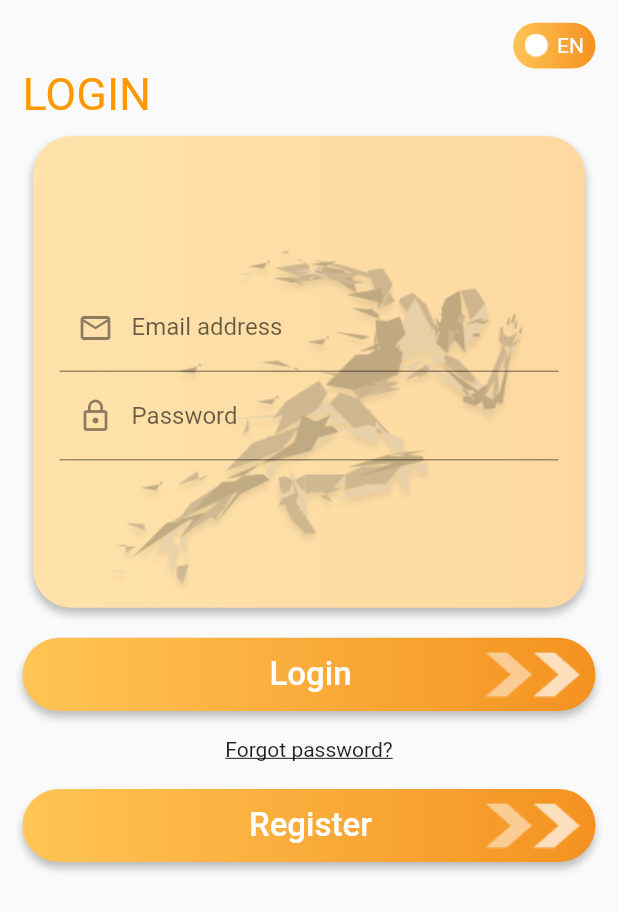
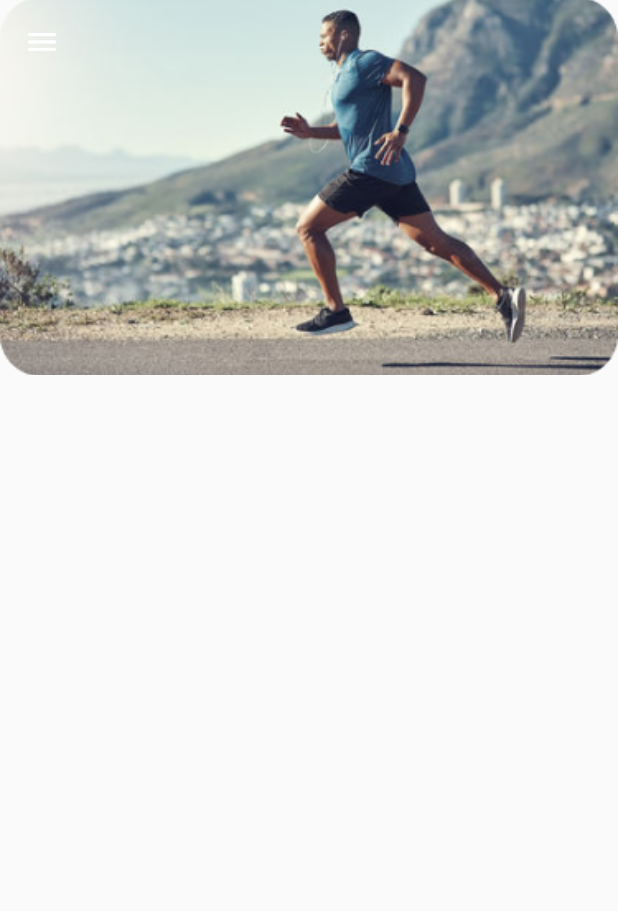
Before and after one commit to xnphu/Flutter, a Flutter app: the screen it shows after launch, after a tap on "Login", on a phone screen of 412 x 824 dp. Shown: the top 911 px of the screen. Run offline on Flutter 3.47's test engine with Material 2 defaults, Android fonts, the phone set to English and light mode, and no system bars; our stand-ins replace dio, flutter_datetime_picker.

Commit message:
add home page ui

```diff
--- /dev/null
+++ b/flutter_trip_challenger/lib/home.dart
@@ -0,0 +1,185 @@
+import 'package:flutter/cupertino.dart';
+import 'package:flutter/material.dart';
+import 'package:flutter/rendering.dart';
+import 'package:flutter_trip_challenger/utils/hex_color.dart';
+import 'package:flutter_trip_challenger/utils/support_device.dart';
+
+class HomePage extends StatefulWidget {
+  HomePage({Key key, this.title}) : super(key: key);
+
+  final String title;
+
+  @override
+  _HomePageState createState() => _HomePageState();
+}
+
+class _HomePageState extends State<HomePage> {
+//  var scaffoldKey = GlobalKey<ScaffoldState>();
+
+  @override
+  Widget build(BuildContext context) {
+    return Scaffold(
+//      key: scaffoldKey,
+//      appBar: AppBar(
+//      ),
+      drawer: Drawer(
+        child: Container(
+          decoration: BoxDecoration(
+            gradient: LinearGradient(
+                begin: Alignment.centerLeft,
+                end: Alignment.centerRight,
+                colors: [ HexColor('#FFFFFF'), HexColor('#FFF3E2')]),
+            borderRadius: BorderRadius.circular(25),
+          ),
+          child: ListView(
+            children: <Widget>[
+              DrawerHeader(
+                child: Column(
+                  mainAxisAlignment: MainAxisAlignment.spaceBetween,
+                  children: <Widget>[
+                    Row(
+                      mainAxisAlignment: MainAxisAlignment.end,
+                      children: <Widget>[
+                        IconButton(
+                            icon: Image.asset('assets/images/edit-icon.png'),
+                            onPressed: null),
+                      ],
+                    ),
+                    Column(
+                      children: <Widget>[
+                        Row(
+                          children: <Widget>[
+                            Container(
+                              color: Colors.orange,
+                              width: 5,
+                              height: 19,
+                            ),
+                            SizedBox(width: 5),
+                            Text(
+                              'John Ferguson',
+                              style: TextStyle(
+                                color: Colors.white,
+                                fontWeight: FontWeight.bold,
+                                fontSize: 23,
+                                fontStyle: FontStyle.normal,
+                              ),
+                            )
+                          ],
+                        ),
+                        Row(
+                          mainAxisAlignment: MainAxisAlignment.start,
+                          children: <Widget>[
+                            Row(
+                              children: <Widget>[
+                                IconButton(
+                                    icon: Image.asset(
+                                        'assets/images/male-gender.png'),
+                                    onPressed: null),
+                                Text('24',
+                                    style: TextStyle(
+                                      color: Colors.white,
+                                      fontWeight: FontWeight.normal,
+                                      fontSize: 12,
+                                      fontStyle: FontStyle.normal,
+                                    )),
+                              ],
+                            ),
+                            SizedBox(width: 50),
+                            Text('69kg',
+                                style: TextStyle(
+                                  color: Colors.white,
+                                  fontWeight: FontWeight.normal,
+                                  fontSize: 12,
+                                  fontStyle: FontStyle.normal,
+                                )),
+                            SizedBox(width: 50),
+                            Text('175cm',
+                                style: TextStyle(
+                                  color: Colors.white,
+                                  fontWeight: FontWeight.normal,
+                                  fontSize: 12,
+                                  fontStyle: FontStyle.normal,
+                                )),
+                          ],
+                        ),
+                      ],
+                    )
+                  ],
+                ),
+                decoration: BoxDecoration(
+                    image: DecorationImage(
+                        image: AssetImage('assets/images/avatar-user.png'),
+                        fit: BoxFit.cover),
+                    borderRadius: BorderRadius.only(
+                        bottomLeft: Radius.circular(25),
+                        bottomRight: Radius.circular(25))),
+              ),
+              rowDrawer(imagePath: 'assets/images/training-icon.png', title: 'Training'),
+              rowDrawer(imagePath: 'assets/images/challenge-icon.png', title: 'Challenge'),
+              rowDrawer(imagePath: 'assets/images/report-icon.png', title: 'Report'),
+              rowDrawer(imagePath: 'assets/images/logout-icon.png', title: 'Log out'),
+              SizedBox(
+                height: mHeight(context: context, height: 87),
+              ),
+              rowDrawer(imagePath: 'assets/images/training-icon.png', title: 'Training'),
+            ],
+          ),
+        ),
+      ),
+      body: CustomScrollView(
+        slivers: <Widget>[
+          SliverAppBar(
+            pinned: true,
+            backgroundColor: Colors.transparent,
+            expandedHeight: 250.0,
+            flexibleSpace: Container(
+              width: double.infinity,
+              child: Image(
+                image: AssetImage('assets/images/header-image.png'),
+                fit: BoxFit.cover,
+              ),
+            ),
+          ),
+//          SliverList(
+//            delegate: SliverChildBuilderDelegate(
+//                  (BuildContext context, int index) {
+//                return Container(
+//                  alignment: Alignment.center,
+//                  color: HexColor('#FFF3E2'),
+//                );
+//              },
+//            ),
+//          )
+//          Container(
+//            width: double.infinity,
+//            height: MediaQuery.of(context).size.height,
+//            decoration: BoxDecoration(
+//              color: HexColor('#FFF3E2')
+//            ),
+//          )
+        ],
+      ),
+    );
+  }
+
+  rowDrawer({ String imagePath, String title, Function () onPressed }) {
+    return (
+        Row(
+          children: <Widget>[
+            IconButton(
+                icon: Image.asset(imagePath),
+                onPressed: null),
+            Text(
+              title,
+              style: TextStyle(
+                color: Colors.black,
+                fontWeight: FontWeight.w500,
+                fontSize: 12,
+                fontStyle: FontStyle.normal,
+              ),
+            )
+          ],
+        )
+    );
+  }
+}
--- a/flutter_trip_challenger/lib/login.dart
+++ b/flutter_trip_challenger/lib/login.dart
@@ -1,5 +1,6 @@
 import 'package:flutter/cupertino.dart';
 import 'package:flutter/material.dart';
+import 'package:flutter_trip_challenger/home.dart';
 import 'package:flutter_trip_challenger/register.dart';
 import 'package:flutter_trip_challenger/utils/hex_color.dart';
 import 'package:flutter_trip_challenger/utils/support_device.dart';
@@ -150,7 +151,12 @@ class _LoginPageState extends State<LoginPage> {
                 InkWell(
                   highlightColor: Colors.white,
                   radius: 0,
-                  onTap: () {},
+                  onTap: () {
+                    Navigator.push(
+                      context,
+                      MaterialPageRoute(builder: (context) => HomePage()),
+                    );
+                  },
                   child: button(context: context, text: 'Login'),
                 ),
                 Padding(
```
Also changed, not shown: flutter_trip_challenger/lib/register.dart (+33 -18 lines), flutter_trip_challenger/assets/images/avatar-user.png (added), flutter_trip_challenger/assets/images/challenge-icon.png (added), flutter_trip_challenger/assets/images/edit-icon.png (added), flutter_trip_challenger/assets/images/header-image.png (added), flutter_trip_challenger/assets/images/logout-icon.png (added), flutter_trip_challenger/assets/images/male-gender.png (added), flutter_trip_challenger/assets/images/report-icon.png (added), flutter_trip_challenger/assets/images/setting-icon.png (added), flutter_trip_challenger/assets/images/training-icon.png (added).
